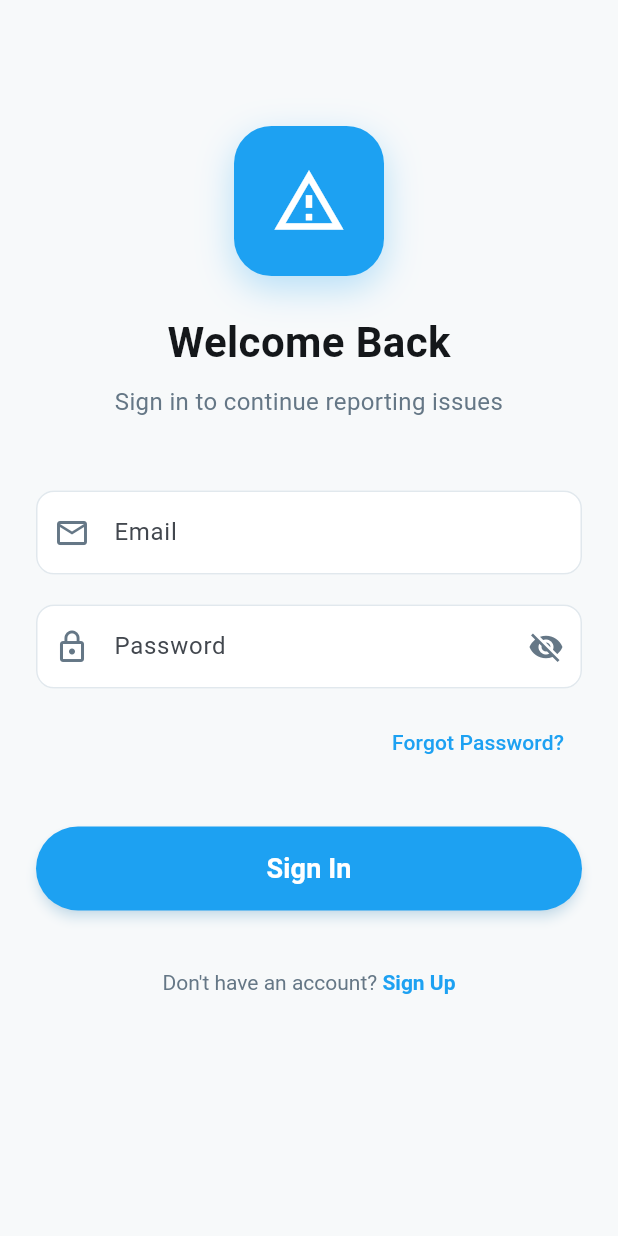
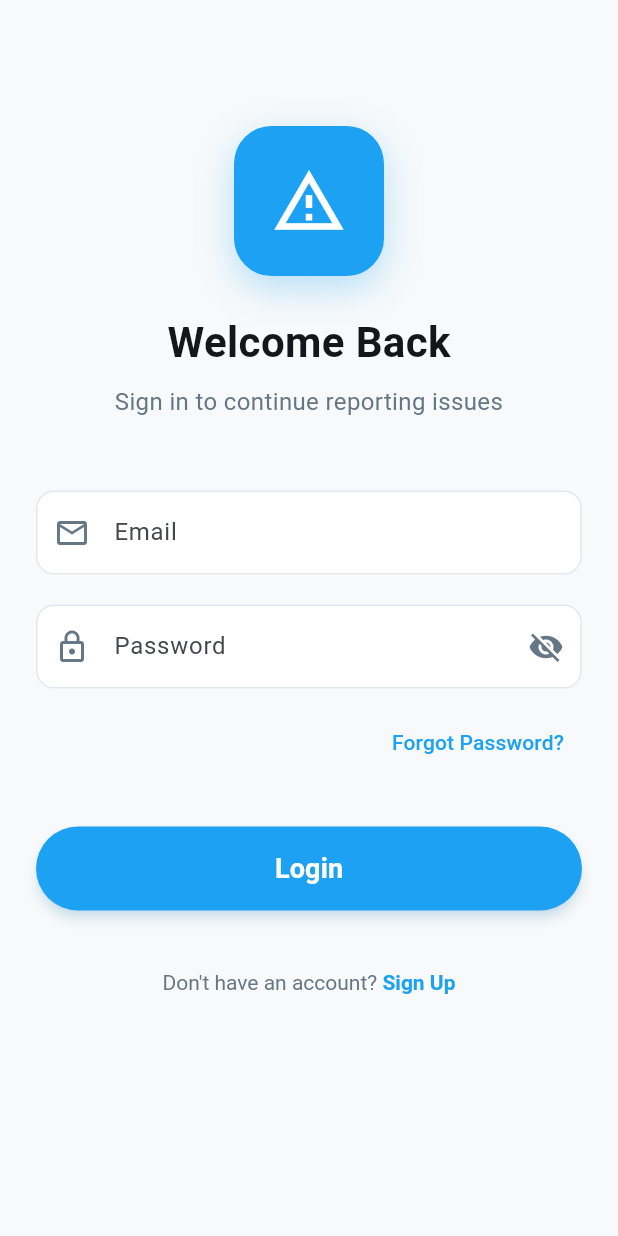
Before and after one commit to ricii1/Compfest-AIC17, a Flutter app: the screen it shows after launch, on a phone screen of 412 x 824 dp. Run offline on Flutter 3.47's test engine with Material 3 defaults, Android fonts, the phone set to English and light mode, and no system bars; our stand-ins replace image_picker, shared_preferences.

Commit message:
feat: integrate login with BE

```diff
--- a/mobile/lib/main.dart
+++ b/mobile/lib/main.dart
@@ -1,6 +1,8 @@
 import 'package:flutter/material.dart';
-import 'screens/auth/login_screen.dart';
+// import 'screens/auth/login_screen.dart';
 import 'utils/constants.dart';
+import 'widgets/auth_guard.dart';
+import 'screens/home/home_screen.dart';
 
 void main() {
   runApp(const ReportApp());
@@ -23,7 +25,7 @@ class ReportApp extends StatelessWidget {
           elevation: 0,
         ),
       ),
-      home: const LoginScreen(),
+      home: const AuthGuard(child: HomeScreen(token: '')),
       debugShowCheckedModeBanner: false,
     );
   }
--- a/mobile/lib/screens/auth/login_screen.dart
+++ b/mobile/lib/screens/auth/login_screen.dart
@@ -1,7 +1,8 @@
 import 'package:flutter/material.dart';
-// import '../../services/auth_service.dart';
+import 'package:mobile/services/token_service.dart';
+import '../../services/auth_service.dart';
 import '../../utils/constants.dart';
-// import '../../widgets/common/loading_button.dart';
+import '../../widgets/common/loading_button.dart';
 // import '../../widgets/common/custom_text_field.dart';
 import '../home/home_screen.dart';
 import './register_screen.dart';
@@ -20,6 +21,7 @@ class _LoginScreenState extends State<LoginScreen>
   final _passwordController = TextEditingController();
   bool _isLoading = false;
   bool _obscurePassword = true;
+  String? _errorMessage;
   late AnimationController _animationController;
   late Animation<double> _fadeAnimation;
 
@@ -40,20 +42,73 @@ class _LoginScreenState extends State<LoginScreen>
   Future<void> _login() async {
     if (!_formKey.currentState!.validate()) return;
 
-    setState(() => _isLoading = true);
+    setState(() {
+      _isLoading = true;
+      _errorMessage = null;
+    });
 
-    // Simulate API call
-    await Future.delayed(const Duration(seconds: 2));
+    try {
+      final authService = AuthService();
+      final response = await authService.login(
+        email: _emailController.text.trim(),
+        password: _passwordController.text,
+      );
 
       setState(() => _isLoading = false);
 
-    // Navigate to home screen (mock success)
+      if (response.isSuccess) {
+        // Show success message
+        if (mounted) {
+          ScaffoldMessenger.of(context).showSnackBar(
+            const SnackBar(
+              content: Text('Login successful!'),
+              backgroundColor: AppColors.success,
+              duration: Duration(seconds: 3),
+            ),
+          );
+
+          // Navigate to login screen after successful registration
+          final token = await TokenService.getToken();
           Navigator.pushReplacement(
             context,
             MaterialPageRoute(
-        builder: (context) => const HomeScreen(token: 'mock_token'),
+              builder: (context) => HomeScreen(token: token ?? ""),
             ),
           );
+        }
+      } else {
+        // Set error message for display in UI
+        setState(() {
+          _errorMessage = response.message;
+        });
+
+        // Also show snackbar
+        if (mounted) {
+          ScaffoldMessenger.of(context).showSnackBar(
+            SnackBar(
+              content: Text(response.message),
+              backgroundColor: AppColors.error,
+              duration: const Duration(seconds: 4),
+            ),
+          );
+        }
+      }
+    } catch (e) {
+      setState(() {
+        _isLoading = false;
+        _errorMessage = 'An unexpected error occurred. Please try again.';
+      });
+
+      if (mounted) {
+        ScaffoldMessenger.of(context).showSnackBar(
+          SnackBar(
+            content: Text('An unexpected error occurred: ${e.toString()}'),
+            backgroundColor: AppColors.error,
+            duration: const Duration(seconds: 4),
+          ),
+        );
+      }
+    }
   }
 
   @override
@@ -243,38 +298,57 @@ class _LoginScreenState extends State<LoginScreen>
 
                   const SizedBox(height: 32),
 
-                  // Login Button
-                  SizedBox(
+                  // Error Message Display
+                  if (_errorMessage != null)
+                    Container(
                       width: double.infinity,
-                    height: 56,
-                    child: ElevatedButton(
-                      onPressed: _isLoading ? null : _login,
-                      style: ElevatedButton.styleFrom(
-                        backgroundColor: AppColors.primary,
-                        foregroundColor: Colors.white,
-                        shape: RoundedRectangleBorder(
-                          borderRadius: BorderRadius.circular(28),
+                      padding: const EdgeInsets.all(16),
+                      margin: const EdgeInsets.only(bottom: 16),
+                      decoration: BoxDecoration(
+                        color: AppColors.error.withValues(alpha: 0.1),
+                        border: Border.all(color: AppColors.error),
+                        borderRadius: BorderRadius.circular(12),
                       ),
-                        elevation: _isLoading ? 0 : 3,
-                        shadowColor: AppColors.primary.withValues(alpha: 0.3),
+                      child: Row(
+                        children: [
+                          const Icon(
+                            Icons.error_outline,
+                            color: AppColors.error,
+                            size: 20,
                           ),
-                      child: _isLoading
-                          ? const SizedBox(
-                              width: 24,
-                              height: 24,
-                              child: CircularProgressIndicator(
-                                color: Colors.white,
-                                strokeWidth: 2,
-                              ),
-                            )
-                          : const Text(
-                              'Sign In',
-                              style: TextStyle(
-                                fontSize: 18,
-                                fontWeight: FontWeight.w600,
+                          const SizedBox(width: 12),
+                          Expanded(
+                            child: Text(
+                              _errorMessage!,
+                              style: const TextStyle(
+                                color: AppColors.error,
+                                fontSize: 14,
                               ),
                             ),
                           ),
+                          IconButton(
+                            icon: const Icon(
+                              Icons.close,
+                              color: AppColors.error,
+                              size: 18,
+                            ),
+                            onPressed: () {
+                              setState(() {
+                                _errorMessage = null;
+                              });
+                            },
+                            padding: EdgeInsets.zero,
+                            constraints: const BoxConstraints(),
+                          ),
+                        ],
+                      ),
+                    ),
+
+                  // Register Button
+                  LoadingButton(
+                    onPressed: _login,
+                    isLoading: _isLoading,
+                    text: 'Login',
                   ),
 
                   const SizedBox(height: 24),
--- /dev/null
+++ b/mobile/lib/services/token_service.dart
@@ -0,0 +1,65 @@
+import 'package:shared_preferences/shared_preferences.dart';
+
+class TokenService {
+  static const String _accessTokenKey = 'access_token';
+  static const String _userIdKey = 'user_id';
+  static const String _userEmailKey = 'user_email';
+  static const String _userNameKey = 'user_name';
+
+  // Save token to local storage
+  static Future<void> saveToken(String token) async {
+    final prefs = await SharedPreferences.getInstance();
+    await prefs.setString(_accessTokenKey, token);
+  }
+
+  // Get token from local storage
+  static Future<String?> getToken() async {
+    final prefs = await SharedPreferences.getInstance();
+    return prefs.getString(_accessTokenKey);
+  }
+
+  // Save user data
+  static Future<void> saveUserData({
+    required String userId,
+    required String email,
+    required String name,
+  }) async {
+    final prefs = await SharedPreferences.getInstance();
+    await prefs.setString(_userIdKey, userId);
+    await prefs.setString(_userEmailKey, email);
+    await prefs.setString(_userNameKey, name);
+  }
+
+  // Get user data
+  static Future<Map<String, String?>> getUserData() async {
+    final prefs = await SharedPreferences.getInstance();
+    return {
+      'userId': prefs.getString(_userIdKey),
+      'email': prefs.getString(_userEmailKey),
+      'name': prefs.getString(_userNameKey),
+    };
+  }
+
+  // Check if user is logged in
+  static Future<bool> isLoggedIn() async {
+    final token = await getToken();
+    return token != null && token.isNotEmpty;
+  }
+
+  // Clear all data (logout)
+  static Future<void> clearAll() async {
+    final prefs = await SharedPreferences.getInstance();
+    await prefs.remove(_accessTokenKey);
+    await prefs.remove(_userIdKey);
+    await prefs.remove(_userEmailKey);
+    await prefs.remove(_userNameKey);
+  }
+
+  // Check if token is expired (basic check)
+  static Future<bool> isTokenExpired() async {
+    // Implement based on your token structure
+    // For now, just check if token exists
+    final token = await getToken();
+    return token == null || token.isEmpty;
+  }
+}
--- a/mobile/lib/utils/constants.dart
+++ b/mobile/lib/utils/constants.dart
@@ -38,6 +38,14 @@ class AppStrings {
   static const String like = 'Like';
   static const String comment = 'Comment';
   static const String share = 'Share';
+  static const String failedToConnectToServer =
+      'Failed to connect to the server. Please check your internet connection or try again later.';
+  static const String networkError =
+      'Network error occurred. Please try again.';
+  static const String timeoutError =
+      'Connection timeout. Please check your internet connection.';
+  static const String invalidResponseFormat =
+      'Invalid response format from server. Please contact support.';
 }
 
 class AppTextStyles {
--- /dev/null
+++ b/mobile/lib/widgets/auth_guard.dart
@@ -0,0 +1,29 @@
+import 'package:flutter/material.dart';
+import '../services/token_service.dart';
+import '../screens/auth/login_screen.dart';
+
+class AuthGuard extends StatelessWidget {
+  final Widget child;
+
+  const AuthGuard({super.key, required this.child});
+
+  @override
+  Widget build(BuildContext context) {
+    return FutureBuilder<bool>(
+      future: TokenService.isLoggedIn(),
+      builder: (context, snapshot) {
+        if (snapshot.connectionState == ConnectionState.waiting) {
+          return const Scaffold(
+            body: Center(child: CircularProgressIndicator()),
+          );
+        }
+
+        if (snapshot.data == true) {
+          return child;
+        } else {
+          return const LoginScreen();
+        }
+      },
+    );
+  }
+}
--- a/mobile/pubspec.yaml
+++ b/mobile/pubspec.yaml
@@ -32,6 +32,7 @@ dependencies:
     sdk: flutter
   image_picker: ^1.0.4
   http: ^1.1.0
+  shared_preferences: ^2.2.2
 
   # The following adds the Cupertino Icons font to your application.
   # Use with the CupertinoIcons class for iOS style icons.
```
Also changed, not shown: mobile/lib/screens/home/home_screen.dart (+10 -2 lines), mobile/lib/services/auth_service.dart (+23 -21 lines), mobile/pubspec.lock, 1 other file. Lines whose indentation alone changed are shown as unchanged.
